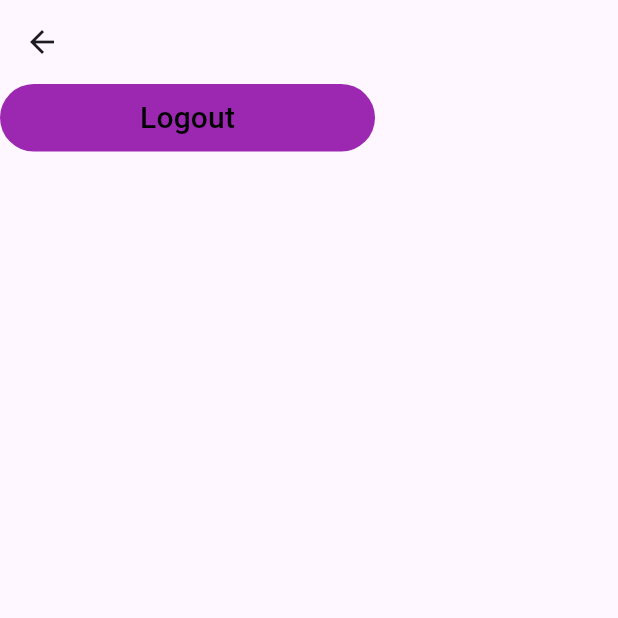
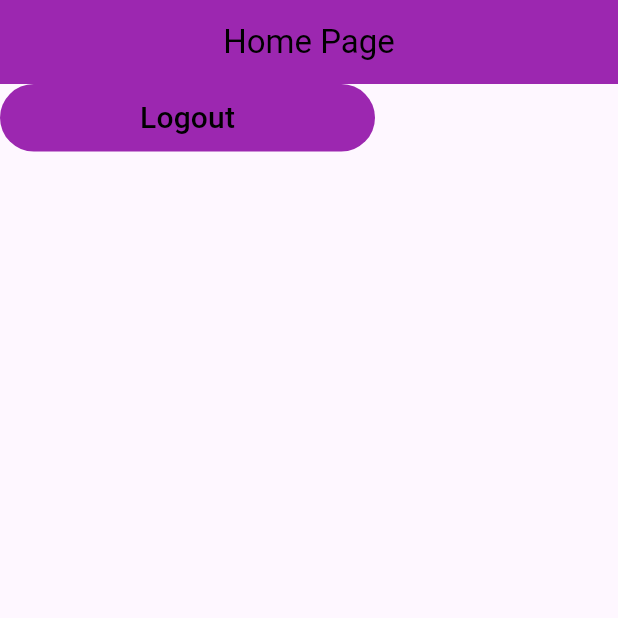
Before and after one commit to Ratndeep1999/shared_pref_prectice, a Flutter app: the HomePage screen opened directly, on a phone screen of 412 x 824 dp, the top half of it. Run offline on Flutter 3.47's test engine with Material 3 defaults, Android fonts, the phone set to English and light mode, and no system bars.

Commit message:
home_page.dart : appbar add

```diff
--- a/lib/Pages/home_page.dart
+++ b/lib/Pages/home_page.dart
@@ -1,6 +1,7 @@
 import 'package:flutter/material.dart';
 import 'package:shared_pref_prectice/Pages/login_page.dart';
 import 'package:shared_pref_prectice/Widgets/filled_button_widget.dart';
+import 'package:shared_pref_prectice/Widgets/label_text_widget.dart';
 
 class HomePage extends StatelessWidget {
   const HomePage({super.key});
@@ -8,7 +9,12 @@ class HomePage extends StatelessWidget {
   @override
   Widget build(BuildContext context) {
     return Scaffold(
-      appBar: AppBar(),
+      appBar: AppBar(
+        title: LabelTextWidget(label: "Home Page", fontColor: Colors.black),
+        centerTitle: true,
+        backgroundColor: Colors.purple,
+        automaticallyImplyLeading: false,
+      ),
       body: SafeArea(
         child: Column(
           children: [
```
